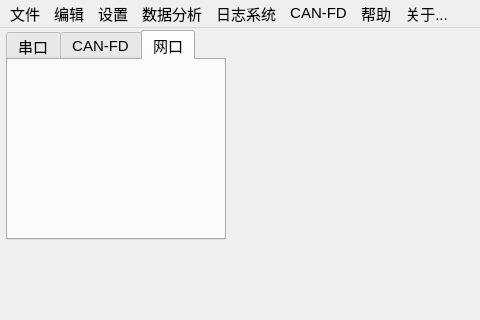
This is src/ui_widgets/main_window/ui/mainwindow.ui in xiaopengyouGU/LTM_Monitor as Qt 5 draws it before an edit; both pictures show x 0 to 480 and y 0 to 320 of the 1120 by 870 pixel window. The edited form follows.
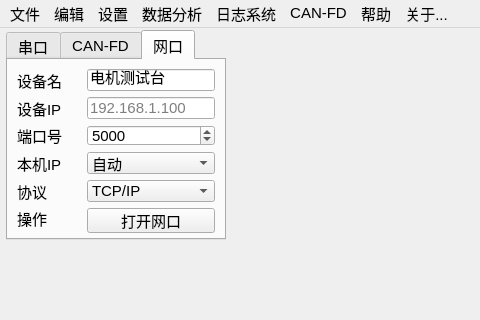
This is the edited form. The open tabs and pages were chosen to show the change. Icons and pictures are not drawn.

```diff
--- a/src/ui_widgets/main_window/ui/mainwindow.ui
+++ b/src/ui_widgets/main_window/ui/mainwindow.ui
@@ -776,6 +776,113 @@
        <attribute name="title">
         <string>网口</string>
        </attribute>
+       <layout class="QGridLayout" name="gridLayoutNet" rowstretch="1,1,1,1,1,1" columnstretch="1,2">
+        <item row="0" column="0">
+         <widget class="QLabel" name="labNetName">
+          <property name="text">
+           <string>设备名</string>
+          </property>
+         </widget>
+        </item>
+        <item row="0" column="1">
+         <widget class="QLineEdit" name="editNetName">
+          <property name="text">
+           <string>电机测试台</string>
+          </property>
+         </widget>
+        </item>
+        <item row="1" column="0">
+         <widget class="QLabel" name="labNetIp">
+          <property name="text">
+           <string>设备IP</string>
+          </property>
+         </widget>
+        </item>
+        <item row="1" column="1">
+         <widget class="QLineEdit" name="editNetIp">
+          <property name="placeholderText">
+           <string>192.168.1.100</string>
+          </property>
+         </widget>
+        </item>
+        <item row="2" column="0">
+         <widget class="QLabel" name="labNetPort">
+          <property name="text">
+           <string>端口号</string>
+          </property>
+         </widget>
+        </item>
+        <item row="2" column="1">
+         <widget class="QSpinBox" name="spinNetPort">
+          <property name="minimum">
+           <number>1</number>
+          </property>
+          <property name="maximum">
+           <number>65535</number>
+          </property>
+          <property name="value">
+           <number>5000</number>
+          </property>
+         </widget>
+        </item>
+        <item row="3" column="0">
+         <widget class="QLabel" name="labNetLocalIp">
+          <property name="text">
+           <string>本机IP</string>
+          </property>
+         </widget>
+        </item>
+        <item row="3" column="1">
+         <widget class="QComboBox" name="comboNetLocalIp">
+          <item>
+           <property name="text">
+            <string>自动</string>
+           </property>
+          </item>
+         </widget>
+        </item>
+        <item row="4" column="0">
+         <widget class="QLabel" name="labNetProtocol">
+          <property name="text">
+           <string>协议</string>
+          </property>
+         </widget>
+        </item>
+        <item row="4" column="1">
+         <widget class="QComboBox" name="comboNetProtocol">
+          <item>
+           <property name="text">
+            <string>TCP/IP</string>
+           </property>
+          </item>
+          <item>
+           <property name="text">
+            <string>UDP</string>
+           </property>
+          </item>
+         </widget>
+        </item>
+        <item row="5" column="0">
+         <widget class="QLabel" name="labOperNet">
+          <property name="text">
+           <string>操作</string>
+          </property>
+         </widget>
+        </item>
+        <item row="5" column="1">
+         <widget class="QPushButton" name="btnNet">
+          <property name="minimumSize">
+           <size>
+            <width>0</width>
+            <height>25</height>
+           </size>
+          </property>
+          <property name="text">
+           <string>打开网口</string>
+          </property>
+         </widget>
+        </item>
+       </layout>
       </widget>
      </widget>
     </item>
```
Left out of the diff: 2 changed lines with no effect on the pictures.
